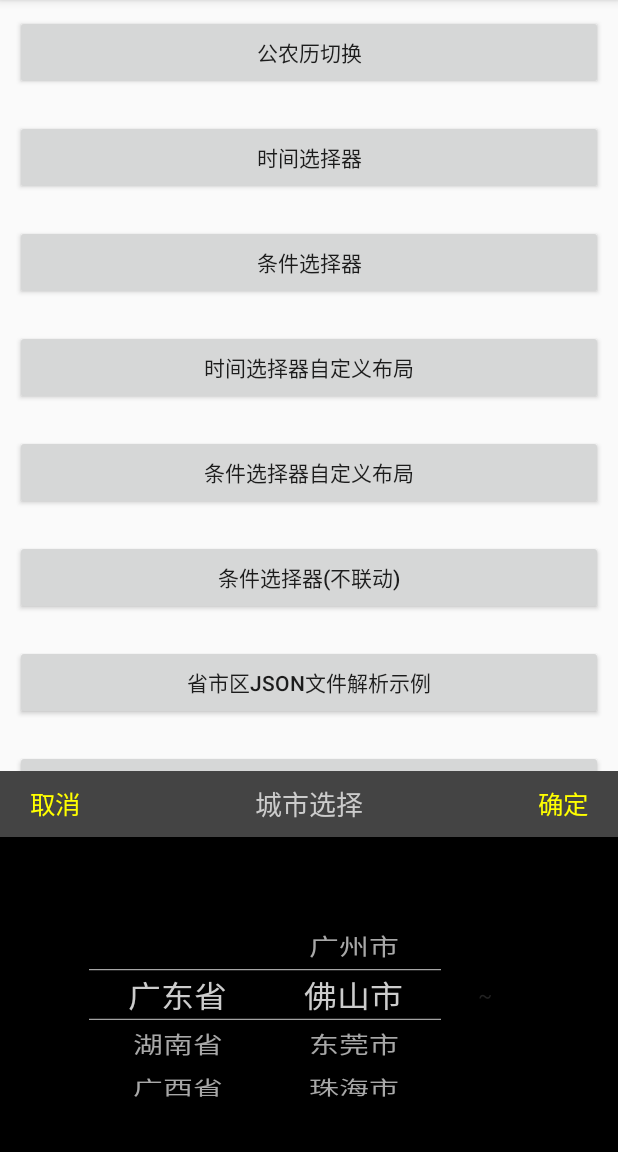
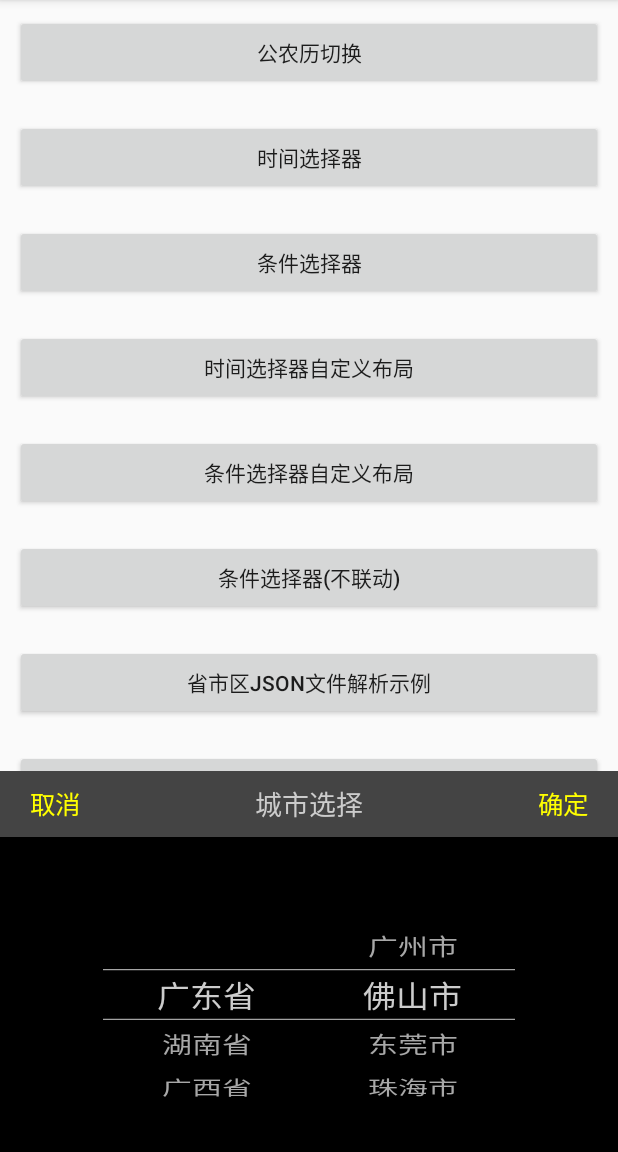
Before and after one commit to Tudie/PickerView, an Android app: the screen it shows after launch (MainActivity), after a tap on "条件选择器", on a phone screen of 412 x 824 dp, the part 84-1236 px from its top. Run offline under Robolectric (Android 15) with nearby library versions, the phone set to English and light mode, and no system bars; 1 statement that could not run was skipped.

Commit message:
更新中间文字

```diff
--- a/pickerview/src/main/java/com/bigkoo/pickerview/view/WheelOptions.java
+++ b/pickerview/src/main/java/com/bigkoo/pickerview/view/WheelOptions.java
@@ -18,7 +18,9 @@ public class WheelOptions<T> {
     private WheelView wv_option2;
     private WheelView wv_option3;
     private WheelView wv_option4;
-    private TextView texttv;
+    private TextView text1tv;
+    private TextView text2tv;
+    private TextView text3tv;
 
     private List<T> mOptions1Items;
     private List<List<T>> mOptions2Items;
@@ -48,7 +50,9 @@ public class WheelOptions<T> {
         wv_option2 = (WheelView) view.findViewById(R.id.options2);
         wv_option3 = (WheelView) view.findViewById(R.id.options3);
         wv_option4 = (WheelView) view.findViewById(R.id.options4);
-        texttv = (TextView) view.findViewById(R.id.texttv);
+        text1tv = (TextView) view.findViewById(R.id.text1tv);
+        text2tv = (TextView) view.findViewById(R.id.text2tv);
+        text3tv = (TextView) view.findViewById(R.id.text3tv);
     }
 
     public void setPicker(List<T> options1Items) {
@@ -174,14 +178,16 @@ public class WheelOptions<T> {
 
     //不联动情况下
     public void setNPicker(List<T> options1Items) {
-        setNPicker(options1Items, null, null, null, null);
+        setNPicker(options1Items, null, null, null, null,null,null);
     }
 
     public void setNPicker(List<T> options1Items, List<T> options2Items) {
-        setNPicker(options1Items, options2Items, null, null, null);
+        setNPicker(options1Items, options2Items, null, null, null,null,null);
     }
-
-    public void setNPicker(List<T> options1Items, List<T> options2Items, List<T> options3Items, List<T> options4Items, String textstr) {
+    public void setNPicker(List<T> options1Items, List<T> options2Items, String text1str) {
+        setNPicker(options1Items, options2Items, null, null, text1str,null,null);
+    }
+    public void setNPicker(List<T> options1Items, List<T> options2Items, List<T> options3Items, List<T> options4Items, String text1str, String text2str, String text3str) {
 
         // 选项1
         wv_option1.setAdapter(new ArrayWheelAdapter<>(options1Items));// 设置显示数据
@@ -253,11 +259,23 @@ public class WheelOptions<T> {
                 });
             }
         }
-        if (textstr == null || texttv == null) {
-            texttv.setVisibility(View.GONE);
+        if (text1str == null || text1tv == null) {
+            text1tv.setVisibility(View.GONE);
         } else {
-            texttv.setText(textstr);
-            texttv.setVisibility(View.VISIBLE);
+            text1tv.setText(text1str);
+            text1tv.setVisibility(View.VISIBLE);
+        }
+        if (text2str == null || text2tv == null) {
+            text2tv.setVisibility(View.GONE);
+        } else {
+            text2tv.setText(text2str);
+            text2tv.setVisibility(View.VISIBLE);
+        }
+        if (text3str == null || text3tv == null) {
+            text3tv.setVisibility(View.GONE);
+        } else {
+            text3tv.setText(text3str);
+            text3tv.setVisibility(View.VISIBLE);
         }
     }
 
--- a/pickerview/src/main/res/layout/pickerview_options.xml
+++ b/pickerview/src/main/res/layout/pickerview_options.xml
@@ -24,6 +24,17 @@
             android:layout_height="match_parent"
             android:layout_weight="1" />
 
+        <TextView
+            android:id="@+id/text1tv"
+            android:layout_width="0dp"
+            android:layout_height="match_parent"
+            android:layout_weight="0.5"
+            android:gravity="center"
+            android:text="~"
+            android:visibility="gone"
+            android:textColor="#222222"
+            android:textSize="14sp" />
+
         <com.contrarywind.view.WheelView
             android:id="@+id/options2"
             android:layout_width="0dp"
@@ -31,20 +42,32 @@
             android:layout_weight="1" />
 
         <TextView
-            android:id="@+id/texttv"
-            android:textSize="14sp"
+            android:id="@+id/text2tv"
+            android:layout_width="0dp"
+            android:visibility="gone"
+            android:layout_height="match_parent"
+            android:layout_weight="0.5"
+            android:gravity="center"
+            android:text="~"
             android:textColor="#222222"
-            android:layout_width="0dp"
-            android:gravity="center"
-            android:layout_weight="0.5"
-            android:layout_height="match_parent"
-            android:text="~"/>
+            android:textSize="14sp" />
 
         <com.contrarywind.view.WheelView
             android:id="@+id/options3"
             android:layout_width="0dp"
             android:layout_height="match_parent"
             android:layout_weight="1" />
+
+        <TextView
+            android:id="@+id/text3tv"
+            android:layout_width="0dp"
+            android:layout_height="match_parent"
+            android:layout_weight="0.5"
+            android:gravity="center"
+            android:visibility="gone"
+            android:text="~"
+            android:textColor="#222222"
+            android:textSize="14sp" />
 
         <com.contrarywind.view.WheelView
             android:id="@+id/options4"
```
